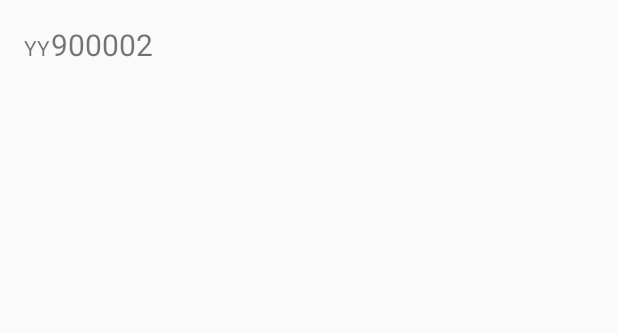
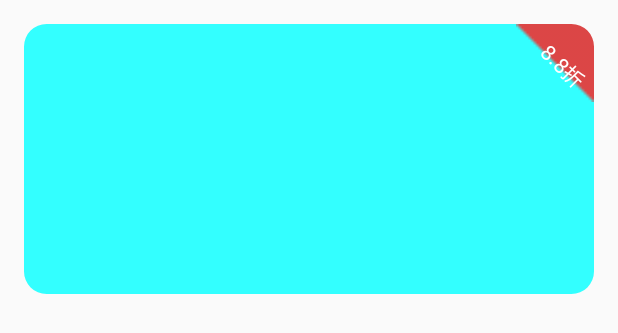
Before and after one commit to tmac1999/PracticeAndTest, an Android app: the layout activity_test_text_view.xml on its own in the app's theme, with its tools: preview values and no code run, on a phone screen of 412 x 824 dp. Shown: the top 333 px of the screen. Run offline under Robolectric (Android 15) with nearby library versions, the light colour scheme and no system bars.

Commit message:
clip imageview test

```diff
--- a/app/src/main/AndroidManifest.xml
+++ b/app/src/main/AndroidManifest.xml
@@ -12,7 +12,7 @@
         android:label="@string/app_name"
         android:supportsRtl="true"
         android:theme="@style/AppTheme">
-        <activity android:name=".TestRoundViewActivity">
+        <activity android:name=".TestTextViewActivity">
             <intent-filter>
                 <action android:name="android.intent.action.MAIN" />
 
@@ -23,7 +23,8 @@
         <!-- <activity android:name=".TestCropImgActivity"></activity> -->
         <!-- <activity android:name=".TestPermissionActivity"></activity> -->
         <!-- <activity android:name=".TestImageViewActivity"></activity> -->
-        <!--<activity android:name=".TestRoundViewActivity"></activity>-->
+        <!-- <activity android:name=".TestRoundViewActivity"></activity> -->
+        <activity android:name=".ListViewTestActivity"></activity>
     </application>
 
 </manifest>
--- /dev/null
+++ b/app/src/main/java/com/example/mrz/practiceandtest/view/RotateTextView.java
@@ -0,0 +1,61 @@
+package com.example.mrz.practiceandtest.view;
+
+import android.content.Context;
+import android.content.res.TypedArray;
+import android.graphics.Canvas;
+import android.support.v7.widget.AppCompatTextView;
+import android.util.AttributeSet;
+import android.view.Gravity;
+
+import com.example.mrz.practiceandtest.R;
+
+
+/**
+ * Created by Administrator on 2017/5/9.
+ * 带倾斜度的文字
+ */
+public class RotateTextView extends AppCompatTextView {
+
+    private static final int DEFAULT_DEGREES = 45;
+
+    private int mDegrees;
+
+    public RotateTextView(Context context) {
+        super(context, null);
+    }
+
+    public RotateTextView(Context context, AttributeSet attrs) {
+        super(context, attrs, android.R.attr.textViewStyle);
+
+        this.setGravity(Gravity.CENTER);
+
+        TypedArray a = context.obtainStyledAttributes(attrs, R.styleable.RotateTextView);
+
+        mDegrees = a.getInt(R.styleable.RotateTextView_degree, DEFAULT_DEGREES);
+
+        a.recycle();
+    }
+
+    @Override
+    protected void onMeasure(int widthMeasureSpec, int heightMeasureSpec) {
+        super.onMeasure(widthMeasureSpec, heightMeasureSpec);
+        setMeasuredDimension(getMeasuredWidth(), getMeasuredWidth());
+    }
+
+    @Override
+    protected void onDraw(Canvas canvas) {
+        //canvas.save();
+
+        //
+         canvas.translate(getCompoundPaddingLeft()-getCompoundPaddingRight(), getCompoundPaddingTop()-getCompoundPaddingBottom());
+
+        canvas.rotate(mDegrees, this.getWidth() / 2f, this.getHeight() / 2f);
+        super.onDraw(canvas);
+        //canvas.restore();
+    }
+
+    public void setDegrees(int degrees) {
+        mDegrees = degrees;
+    }
+
+}
--- a/app/src/main/java/com/example/mrz/practiceandtest/view/RoundAngleFrameLayout.java
+++ b/app/src/main/java/com/example/mrz/practiceandtest/view/RoundAngleFrameLayout.java
@@ -61,7 +61,7 @@ public class RoundAngleFrameLayout extends FrameLayout {
 
     @Override
     protected void dispatchDraw(Canvas canvas) {
-        canvas.saveLayer(new RectF(0, 0, canvas.getWidth(), canvas.getHeight()), imagePaint, Canvas.ALL_SAVE_FLAG);
+       canvas.saveLayer(new RectF(0, 0, canvas.getWidth(), canvas.getHeight()), imagePaint, Canvas.CLIP_TO_LAYER_SAVE_FLAG);
         super.dispatchDraw(canvas);
         drawTopLeft(canvas);
         drawTopRight(canvas);
--- a/app/src/main/res/layout/activity_test_text_view.xml
+++ b/app/src/main/res/layout/activity_test_text_view.xml
@@ -10,19 +10,36 @@
     android:paddingTop="@dimen/activity_vertical_margin"
     tools:context="com.example.mrz.practiceandtest.TestTextViewActivity">
 
-    <LinearLayout
-        android:layout_width="wrap_content"
-        android:orientation="horizontal"
-        android:layout_height="wrap_content">
-        <TextView
-            android:layout_width="wrap_content"
-            android:text="YY"
-            android:layout_height="wrap_content" />
-        <TextView
+    <com.example.mrz.practiceandtest.view.RoundAngleFrameLayout xmlns:mrz="http://schemas.android.com/apk/res/com.example.mrz.practiceandtest"
+        android:layout_width="match_parent"
+        android:layout_height="180dp"
+
+        mrz:radius="15dp">
+
+        <View
+            android:layout_width="match_parent"
+            android:layout_height="match_parent"
+            android:background="#3ff" />
+
+        <com.example.mrz.practiceandtest.view.RotateTextView
             android:id="@+id/tv"
-            android:layout_width="wrap_content"
-            android:layout_height="wrap_content"
-            android:textSize="20sp"
-            tools:text="900002" />
-    </LinearLayout>
+            android:layout_width="52dp"
+            android:layout_height="52dp"
+            android:layout_alignParentEnd="true"
+            android:layout_gravity="end"
+            android:background="@mipmap/homepage_discount"
+            android:gravity="end"
+            android:paddingLeft="4dp"
+            android:text="8.8折"
+            android:textColor="#fff"
+            android:textSize="14sp" />
+
+    </com.example.mrz.practiceandtest.view.RoundAngleFrameLayout>
+
+    <!--<FrameLayout-->
+    <!--android:layout_width="match_parent"-->
+    <!--android:layout_height="180dp">-->
+
+
+    <!--</FrameLayout>-->
 </RelativeLayout>
--- a/app/src/main/res/values/styles.xml
+++ b/app/src/main/res/values/styles.xml
@@ -14,4 +14,7 @@
         <attr name="bottomLeftRadius" format="dimension" />
         <attr name="bottomRightRadius" format="dimension" />
     </declare-styleable>
+    <declare-styleable name="RotateTextView">
+        <attr name="degree" format="integer"/>
+    </declare-styleable>
 </resources>
```
Also changed, not shown: app/src/main/java/com/example/mrz/practiceandtest/ListViewTestActivity.java (added, +13 -0 lines), app/src/main/java/com/example/mrz/practiceandtest/TestTextViewActivity.java (+4 -5 lines), app/src/main/res/layout/activity_list_view_test.xml (added, +36 -0 lines), app/src/main/res/layout/activity_test_round_view.xml (+29 -7 lines), app/src/main/res/mipmap-xxhdpi/homepage_discount.png (added), app/src/main/res/mipmap-xxhdpi/stock_list_down.png (added), app/src/main/res/mipmap-xxhdpi/stock_list_normal.png (added), app/src/main/res/mipmap-xxhdpi/stock_list_up.png (added).
